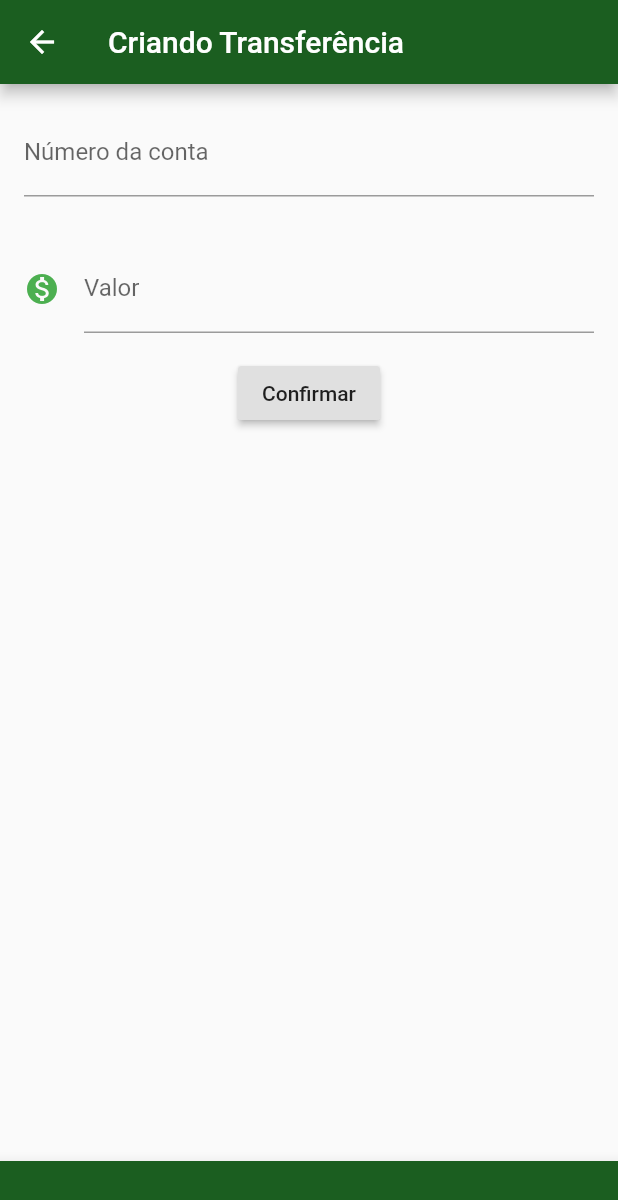
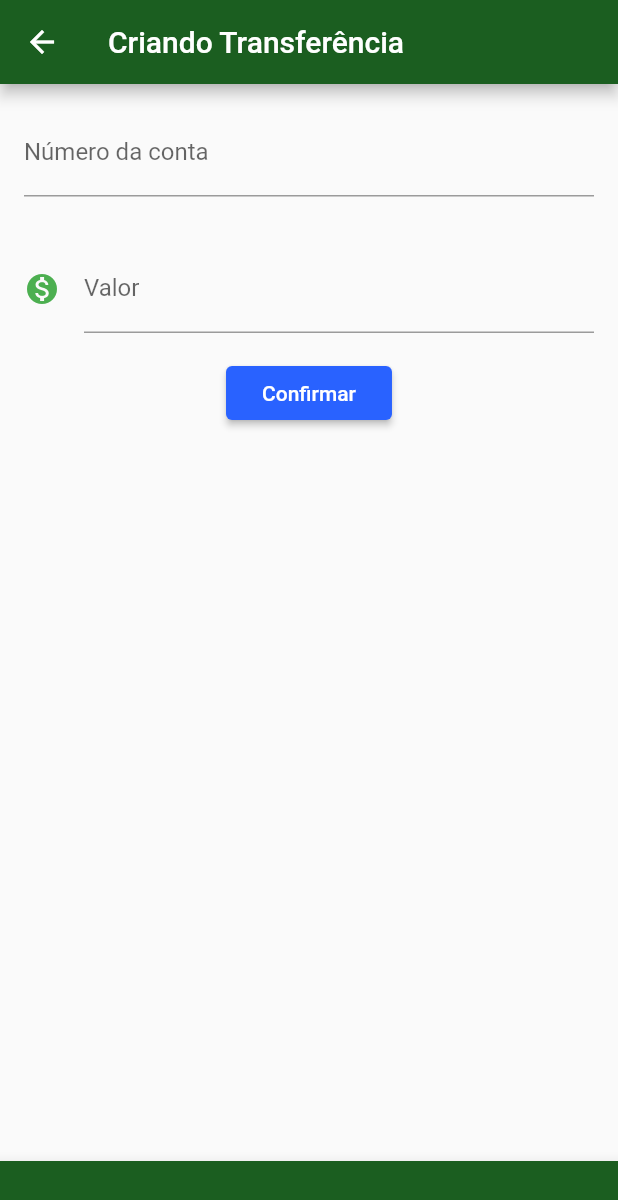
Before and after one commit to abruno36/ByteBank, a Flutter app: the screen it shows after launch, after a tap on the "add" icon, on a phone screen of 412 x 824 dp. Shown: the top 1200 px of the screen. Run offline on Flutter 3.47's test engine with Material 2 defaults, Android fonts, the phone set to English and light mode, and no system bars.

Commit message:
atualizações 01110936

```diff
--- a/lib/main.dart
+++ b/lib/main.dart
@@ -12,10 +12,15 @@ class BytebankApp extends StatelessWidget {
   Widget build(BuildContext context) {
     return MaterialApp(
       debugShowCheckedModeBanner: false,
-      home: Scaffold(
-        backgroundColor: scaffoldColor,
-        body: ListaTransferencias(),
+      theme: ThemeData(
+        primaryColor: Colors.green[900],
+        accentColor: Colors.blueAccent[700],
+        buttonTheme: ButtonThemeData(
+        buttonColor: Colors.blueAccent[700],
+        textTheme: ButtonTextTheme.primary,
       ),
+      ),
+      home: ListaTransferencias(),
     );
   }
 }
@@ -35,7 +40,6 @@ class Transferencia {
 class ItemTransferencia extends StatelessWidget {
 
   final Transferencia _transferencia;
-
   ItemTransferencia(this._transferencia);
 
   @override
@@ -50,6 +54,7 @@ class ItemTransferencia extends StatelessWidget {
     );
   }
 }
+
 class Editor extends StatelessWidget {
 
   final TextEditingController? controlador;
@@ -79,53 +84,17 @@ class Editor extends StatelessWidget {
   }
 }
 
-class ListaTransferencias extends StatelessWidget{
+class ListaTransferencias extends StatefulWidget {
 
   final List<Transferencia> _transferencias = [];
 
   @override
-  Widget build(BuildContext context) {
-    _transferencias.add(Transferencia(100.0, 1000));
-    _transferencias.add(Transferencia(100.0, 1000));
-    _transferencias.add(Transferencia(100.0, 1000));
-    _transferencias.add(Transferencia(100.0, 1000));
-    // TODO: implement build
-    return Scaffold(
-      appBar: AppBar(
-        backgroundColor: primaryColor,
-        title: Text('Transferências'),
-      ),
-      body: ListView.builder(
-        itemCount: _transferencias.length,
-        itemBuilder: (context, indice) {
-          final transferencia = _transferencias[indice];
-          return ItemTransferencia(transferencia);
-        },
-      ),
-      floatingActionButtonLocation: FloatingActionButtonLocation.endDocked,
-      floatingActionButton: FloatingActionButton(
-        child: Icon(Icons.add),
-        backgroundColor: Colors.green,
-        onPressed: () {
-          final Future future = Navigator.push(context, MaterialPageRoute(builder: (context) {
-            return FormularioTransferencia();
-          }));
-          future.then((transferenciaRecebida) {
-            debugPrint('chegou no then do future');
-            debugPrint('$transferenciaRecebida');
-            _transferencias.add(transferenciaRecebida);
-          });
-      },),
-      bottomNavigationBar: BottomAppBar(
-          shape: CircularNotchedRectangle(),
-          color: primaryColor,
-          child: Container(height: 50)
-      ),
-    );
+  State<StatefulWidget> createState() {
+    return ListaTransferenciasState();
   }
 }
 
-class FormularioTransferencia extends StatelessWidget {
+class FormularioTransferenciaState extends State<FormularioTransferencia> {
 
   final TextEditingController _controladorCampoNumeroConta = TextEditingController();
   final TextEditingController _controladorCampoValor = TextEditingController();
@@ -136,7 +105,8 @@ class FormularioTransferencia extends StatelessWidget {
       appBar: AppBar(
         backgroundColor: primaryColor,
         title: Text('Criando Transferência'),),
-      body: Column(
+      body: SingleChildScrollView(
+        child: Column(
           children: <Widget>[
             Editor(
               controlador: _controladorCampoNumeroConta,
@@ -155,6 +125,7 @@ class FormularioTransferencia extends StatelessWidget {
             ),
           ],
         ),
+      ),
       bottomNavigationBar: BottomAppBar(
           shape: CircularNotchedRectangle(),
           color: primaryColor,
@@ -170,9 +141,68 @@ class FormularioTransferencia extends StatelessWidget {
     double.tryParse(_controladorCampoValor.text);
     if (numeroConta != null && valor != null) {
       final transferenciaCriada = Transferencia(valor, numeroConta);
-      debugPrint('Criando transferência');
-      debugPrint('$transferenciaCriada');
+      //debugPrint('Criando transferência');
+      //debugPrint('$transferenciaCriada');
       Navigator.pop(context, transferenciaCriada);
     }
   }
 }
+
+
+class ListaTransferenciasState extends State<ListaTransferencias> {
+
+  @override
+  Widget build(BuildContext context) {
+    return Scaffold(
+      appBar: AppBar(
+        backgroundColor: primaryColor,
+        title: Text('Transferências'),
+      ),
+      body: ListView.builder(
+        itemCount: widget._transferencias.length,
+        itemBuilder: (context, indice) {
+          final transferencia = widget._transferencias[indice];
+          return ItemTransferencia(transferencia);
+        },
+      ),
+      floatingActionButtonLocation: FloatingActionButtonLocation.endDocked,
+      floatingActionButton: FloatingActionButton(
+        child: Icon(Icons.add),
+        backgroundColor: Colors.green,
+        onPressed: () {
+          final Future future = Navigator.push(
+              context, MaterialPageRoute(builder: (context) {
+            return FormularioTransferencia();
+          }));
+          future.then((transferenciaRecebida) {
+            Future.delayed(Duration(seconds: 1), () {
+              //debugPrint('chegou no then do future');
+              //debugPrint('$transferenciaRecebida');
+              if(transferenciaRecebida != null) {
+                setState(() {
+                  widget._transferencias.add(transferenciaRecebida);
+                });
+              }
+            });
+          });
+        },),
+      bottomNavigationBar: BottomAppBar(
+          shape: CircularNotchedRectangle(),
+          color: primaryColor,
+          child: Container(height: 50)
+      ),
+    );
+  }
+}
+
+class FormularioTransferencia extends StatefulWidget {
+  final TextEditingController _controladorCampoNumeroConta =
+  TextEditingController();
+  final TextEditingController _controladorCampoValor =
+  TextEditingController();
+
+  @override
+  State<StatefulWidget> createState() {
+    return FormularioTransferenciaState();
+  }
+}
```
Lines whose indentation alone changed are shown as unchanged.
